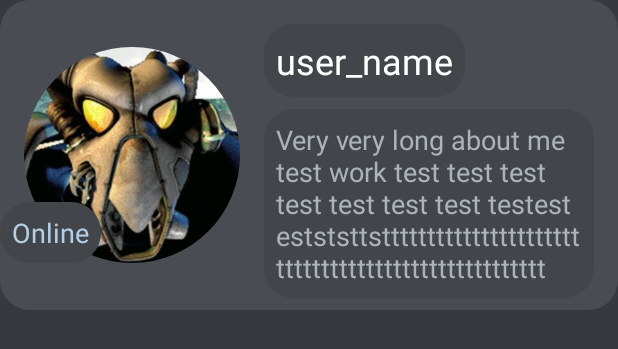
After one commit to PalamarchukIvan/ElvisMessenger, an Android app: the layout fragment_other_user_profile.xml on its own in the app's theme, with its tools: preview values and no code run, on a phone screen of 412 x 824 dp. The commit adds this screen. Shown: the top 349 px of the screen. Run offline under Robolectric (Android 15) with nearby library versions, the phone set to English and light mode, and no system bars.

Commit message:
finished OtherUserProfile.kt fragment

```diff
--- a/app/build.gradle
+++ b/app/build.gradle
@@ -50,4 +50,5 @@ dependencies {
     androidTestImplementation 'androidx.test.espresso:espresso-core:3.5.1'
     implementation 'com.github.javafaker:javafaker:1.0.2'
     implementation 'de.hdodenhof:circleimageview:3.1.0'
+    implementation 'com.squareup.picasso:picasso:2.71828'
 }
--- /dev/null
+++ b/app/src/main/res/layout/fragment_other_user_profile.xml
@@ -0,0 +1,107 @@
+<LinearLayout xmlns:android="http://schemas.android.com/apk/res/android"
+    xmlns:tools="http://schemas.android.com/tools"
+    android:layout_width="match_parent"
+    android:layout_height="match_parent"
+    android:background="@color/elvis_main_color"
+    android:orientation="vertical"
+    tools:context=".fragments.settings.EditProfileFragment">
+
+    <RelativeLayout
+        android:layout_width="wrap_content"
+        android:layout_height="wrap_content">
+
+        <RelativeLayout
+            android:layout_width="match_parent"
+            android:layout_height="wrap_content"
+            android:background="@drawable/round_settings_background">
+
+
+            <RelativeLayout
+                android:id="@+id/other_user_pfp_section"
+                android:layout_width="wrap_content"
+                android:layout_height="wrap_content"
+                android:layout_centerVertical="true">
+
+                <de.hdodenhof.circleimageview.CircleImageView
+                    android:id="@+id/other_user_pfp_image"
+                    android:layout_width="144dp"
+                    android:layout_height="144dp"
+                    android:layout_margin="16dp"
+                    android:src="@drawable/dornan" />
+
+                <RelativeLayout
+                    android:layout_width="wrap_content"
+                    android:layout_height="wrap_content"
+                    android:layout_alignBottom="@id/other_user_pfp_image"
+                    android:background="@drawable/custom_edit_text">
+
+                    <TextView
+                        android:id="@+id/other_user_status"
+                        android:layout_width="wrap_content"
+                        android:layout_height="wrap_content"
+                        android:layout_marginStart="8dp"
+                        android:layout_marginTop="8dp"
+                        android:layout_marginEnd="8dp"
+                        android:layout_marginBottom="8dp"
+                        android:background="@drawable/custom_edit_text"
+                        android:text="Online"
+                        android:textColor="@color/elvis_text_variant_color"
+                        android:textSize="18sp" />
+                </RelativeLayout>
+
+            </RelativeLayout>
+
+                <LinearLayout
+                    android:layout_width="wrap_content"
+                    android:layout_height="wrap_content"
+                    android:layout_marginStart="176dp"
+                    android:layout_marginEnd="16dp"
+                    android:layout_marginTop="16dp"
+                    android:orientation="vertical">
+
+                    <RelativeLayout
+                    android:layout_width="wrap_content"
+                    android:layout_height="wrap_content"
+                    android:background="@drawable/custom_edit_text">
+
+                        <TextView
+                            android:id="@+id/other_username"
+                            android:layout_width="wrap_content"
+                            android:layout_height="wrap_content"
+                            android:layout_margin="8dp"
+                            android:layout_marginStart="8dp"
+                            android:layout_marginEnd="8dp"
+                            android:layout_marginBottom="8dp"
+                            android:background="@drawable/custom_edit_text"
+                            android:text="user_name"
+                            android:textColor="@color/white"
+                            android:textSize="24sp" />
+                    </RelativeLayout>
+
+                    <RelativeLayout
+                        android:id="@+id/oth"
+                        android:layout_width="wrap_content"
+                        android:layout_height="wrap_content"
+                        android:layout_marginTop="8dp"
+                        android:layout_marginBottom="8dp"
+                        android:background="@drawable/custom_edit_text">
+
+                        <TextView
+                            android:id="@+id/other_user_about"
+                            android:layout_width="wrap_content"
+                            android:layout_height="wrap_content"
+                            android:layout_marginStart="8dp"
+                            android:layout_marginTop="8dp"
+                            android:layout_marginEnd="8dp"
+                            android:layout_marginBottom="8dp"
+                            android:background="@drawable/custom_edit_text"
+                            android:text="Very very long about me test work test test test test test test test testestestststtstttttttttttttttttttttttttttttttttttttttttttttttttttt"
+                            android:textColor="@color/elvis_text_color"
+                            android:textSize="18sp" />
+
+                    </RelativeLayout>
+
+            </LinearLayout>
+        </RelativeLayout>
+    </RelativeLayout>
+</LinearLayout>
```
Also changed, not shown: app/src/main/java/com/example/elvismessenger/OtherUserProfile.kt (added, +43 -0 lines), app/src/main/java/com/example/elvismessenger/adapters/ChatLogAdapter.kt (+13 -3 lines), app/src/main/java/com/example/elvismessenger/fragments/ChatListFragment.kt (+5 -4 lines), app/src/main/java/com/example/elvismessenger/fragments/ChatLogFragment.kt (+11 -4 lines), app/src/main/res/navigation/main_nav.xml (+10 -1 lines).
